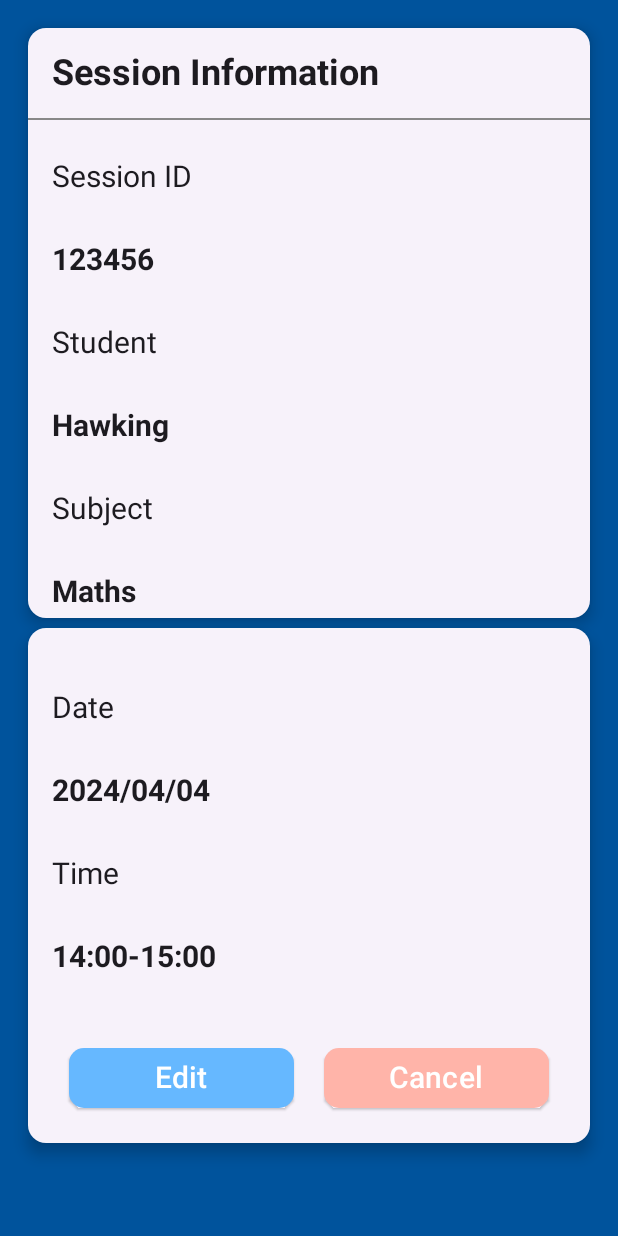
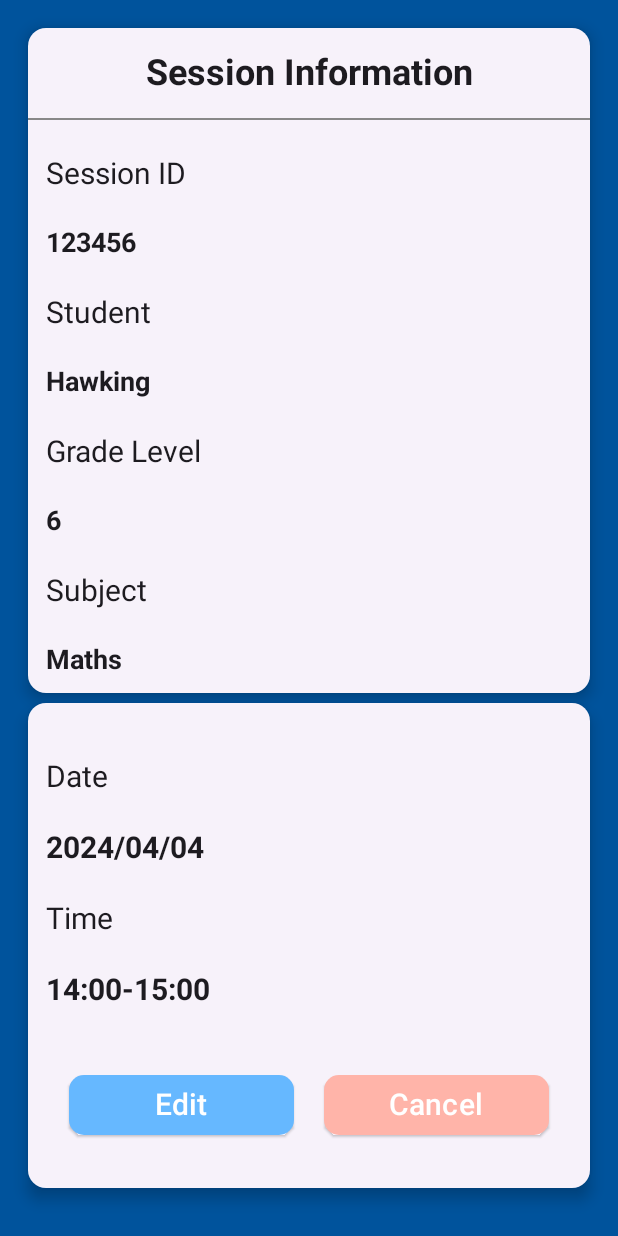
Before and after one commit to hoangr1010/Tutorable, an Android app built with Jetpack Compose: the @Preview function PreviewSessionInfoPageT, on a phone screen of 412 x 824 dp. Run offline under Robolectric (Android 15) with nearby library versions, the phone set to English and light mode, and no system bars.

Commit message:
Adjusted Title, Card's sizes, and padding, and added "Grade Level" for tutor's view

```diff
--- a/TutorApp395Project/app/src/main/java/com/example/tutorapp395project/screen/studentView/SessionInfoPageStudent.kt
+++ b/TutorApp395Project/app/src/main/java/com/example/tutorapp395project/screen/studentView/SessionInfoPageStudent.kt
@@ -116,7 +116,7 @@ fun FixedSessionInfoCard(){
             .padding(3.dp)
     ) {
         Title("Session Information")
-        FixedSessionInfo(123456, "Pikachu", "Math")
+        FixedSessionInfo(123456, "Pikachu", "Maths")
     }
 }
 
@@ -149,14 +149,19 @@ fun FreeSessionInfoCard(){
  */
 @Composable
 fun Title(title: String){
+    Row(
+        horizontalArrangement = Arrangement.Center,
+        verticalAlignment = Alignment.CenterVertically,
+        modifier = Modifier.fillMaxWidth()
+    ) {
         Text(
             text = title,
             fontSize = 24.sp,
             fontWeight = FontWeight.Bold,
             modifier = Modifier
                 .padding(16.dp),
-        textAlign = TextAlign.Center,
         )
+    }
     Divider(color = Color.Gray, thickness = 1.dp)
 }
 
--- a/TutorApp395Project/app/src/main/java/com/example/tutorapp395project/screen/tutorView/SessionInfoPageTutor.kt
+++ b/TutorApp395Project/app/src/main/java/com/example/tutorapp395project/screen/tutorView/SessionInfoPageTutor.kt
@@ -30,7 +30,6 @@ import androidx.compose.ui.unit.sp
 import com.example.tutorapp395project.screen.studentView.BackgroundNoLogo
 import com.example.tutorapp395project.viewModel.AuthViewModel
 import com.example.tutorapp395project.viewModel.HomeViewModel
-import com.example.tutorapp395project.viewModel.StudentViewModel
 import com.example.tutorapp395project.viewModel.TutorViewModel
 
 
@@ -68,12 +67,13 @@ fun SessionButtons(){
     Column(
         modifier = Modifier
             .fillMaxHeight(),
-        //verticalArrangement = Arrangement.SpaceBetween
     ) {
         Row(
             horizontalArrangement = Arrangement.SpaceEvenly,
             verticalAlignment = Alignment.Bottom,
-            modifier = Modifier.fillMaxWidth().padding(8.dp)
+            modifier = Modifier
+                .fillMaxWidth()
+                .padding(8.dp)
         ) {
             ElevatedButton(
                 onClick = {/* TODO */ },
@@ -89,8 +89,7 @@ fun SessionButtons(){
             ElevatedButton(
                 onClick = {/* TODO */ },
                 modifier = Modifier
-                    .size(width = 150.dp, height = 40.dp)
-                ,
+                    .size(width = 150.dp, height = 40.dp),
                 shape = RoundedCornerShape(25),
                 colors = ButtonDefaults.buttonColors(containerColor = Color(0xFFFFB4A9)),
 
@@ -115,11 +114,11 @@ fun FixedSessionInfoCard(){
             defaultElevation = 6.dp
         ),
         modifier = Modifier
-            .size(width = 450.dp, height = 400.dp)
+            .size(width = 450.dp, height = 450.dp)
             .padding(3.dp)
     ) {
         Title("Session Information")
-        FixedSessionInfo(123456, "Hawking", "Maths")
+        FixedSessionInfo(123456, "Hawking", 6,"Maths")
     }
 }
 
@@ -136,7 +135,7 @@ fun FreeSessionInfoCard(){
             defaultElevation = 6.dp
         ),
         modifier = Modifier
-            .size(width = 450.dp, height = 350.dp)
+            .size(width = 450.dp, height = 330.dp)
             .padding(3.dp)
     ) {
         FreeSessionInfo("2024/04/04", "14:00-15:00")
@@ -152,14 +151,19 @@ fun FreeSessionInfoCard(){
  */
 @Composable
 fun Title(title: String){
+    Row(
+        horizontalArrangement = Arrangement.Center,
+        verticalAlignment = Alignment.CenterVertically,
+        modifier = Modifier.fillMaxWidth()
+    ) {
         Text(
             text = title,
             fontSize = 24.sp,
             fontWeight = FontWeight.Bold,
             modifier = Modifier
                 .padding(16.dp),
-        textAlign = TextAlign.Center,
         )
+    }
     Divider(color = Color.Gray, thickness = 1.dp)
 }
 
@@ -175,7 +179,7 @@ fun Subtitle(subtitle: String){
         subtitle,
         fontSize = 20.sp,
         modifier = Modifier
-            .padding(16.dp),
+            .padding(12.dp),
     )
 
 }
@@ -192,41 +196,50 @@ fun Subtitle(subtitle: String){
 fun FixedSessionInfo(
     sessionId: Int,
     studentName: String,
+    gradeLevel: Int,
     subject: String
 ) {
     LazyColumn(
     ) {
         item {
             Column(
-                modifier = Modifier.fillMaxWidth()
+                modifier = Modifier
+                    .fillMaxWidth()
                     .wrapContentHeight()
-                    .padding(vertical = 10.dp),
-                //horizontalArrangement = Arrangement.Start,
-                //verticalAlignment = Alignment.CenterVertically
+                    .padding(vertical = 12.dp),
+
             ) {
                 Subtitle("Session ID")
                 Text(
                     "$sessionId",
                     fontWeight = FontWeight.Bold,
-                    fontSize = 20.sp,
+                    fontSize = 18.sp,
                     modifier = Modifier
-                        .padding(16.dp),
+                        .padding(12.dp),
                 )
                 Subtitle("Student")
                 Text(
                     studentName,
                     fontWeight = FontWeight.Bold,
-                    fontSize = 20.sp,
+                    fontSize = 18.sp,
                     modifier = Modifier
-                        .padding(16.dp),
+                        .padding(12.dp),
+                )
+                Subtitle("Grade Level")
+                Text(
+                    "$gradeLevel",
+                    fontWeight = FontWeight.Bold,
+                    fontSize = 18.sp,
+                    modifier = Modifier
+                        .padding(12.dp),
                 )
                 Subtitle("Subject")
                 Text(
                     subject,
                     fontWeight = FontWeight.Bold,
-                    fontSize = 20.sp,
+                    fontSize = 18.sp,
                     modifier = Modifier
-                        .padding(16.dp),
+                        .padding(12.dp),
                 )
             }
         }
@@ -250,7 +263,8 @@ fun FreeSessionInfo(
     ) {
         item {
             Column(
-                modifier = Modifier.fillMaxWidth()
+                modifier = Modifier
+                    .fillMaxWidth()
                     .wrapContentHeight()
                     .padding(vertical = 25.dp),
                 //horizontalArrangement = Arrangement.Start,
@@ -263,7 +277,7 @@ fun FreeSessionInfo(
                     fontWeight = FontWeight.Bold,
                     fontSize = 20.sp,
                     modifier = Modifier
-                        .padding(16.dp),
+                        .padding(12.dp),
                 )
                 Subtitle("Time")
                 Text(
@@ -271,7 +285,7 @@ fun FreeSessionInfo(
                     fontWeight = FontWeight.Bold,
                     fontSize = 20.sp,
                     modifier = Modifier
-                        .padding(16.dp),
+                        .padding(12.dp),
                 )
             }
         }
```
Lines whose indentation alone changed are shown as unchanged.
